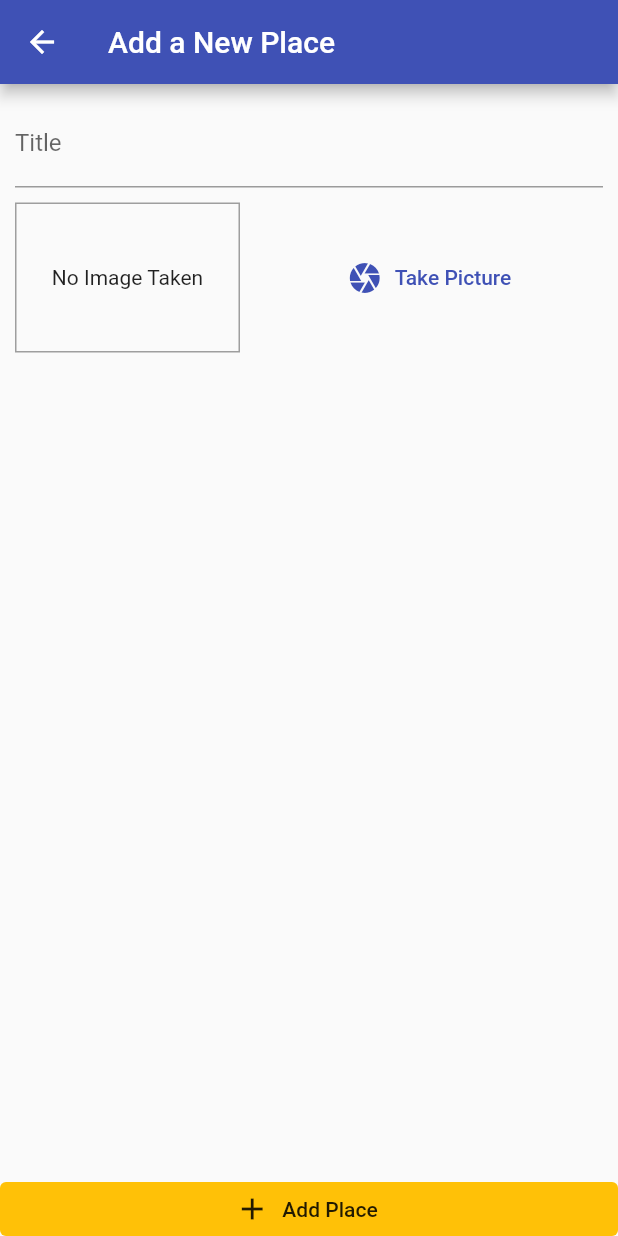
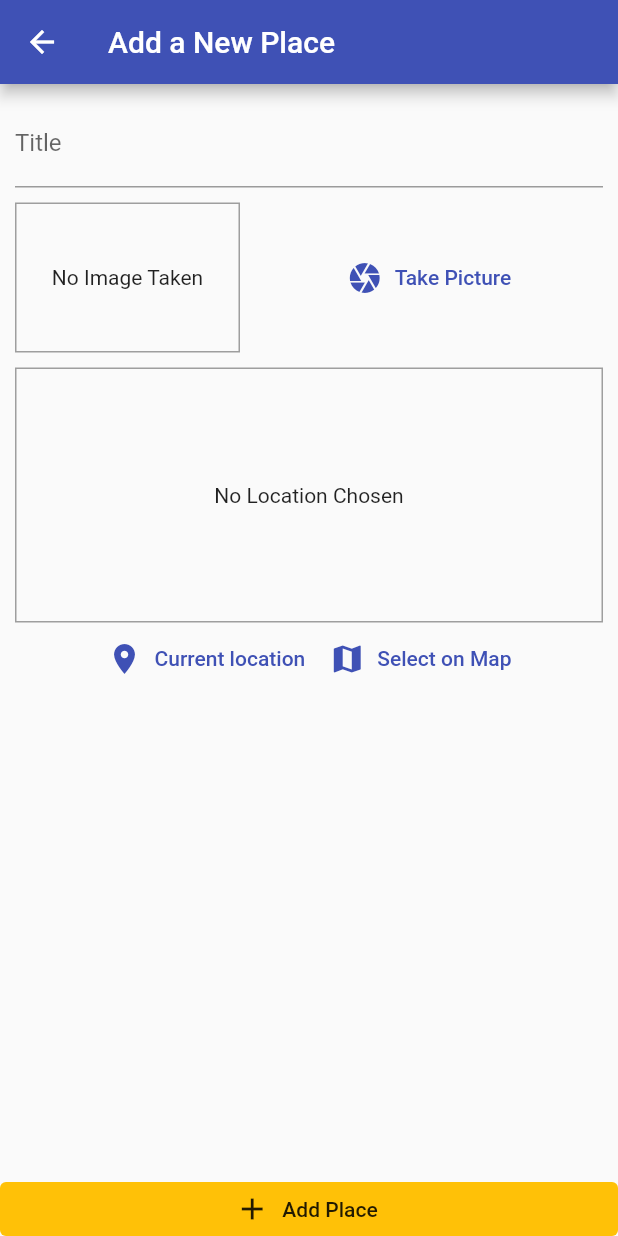
Before and after one commit to 0xThomas3000/nice-places, a Flutter app: the AddPlaceScreen screen opened by its route, on a phone screen of 412 x 824 dp. Run offline on Flutter 3.47's test engine with Material 2 defaults, Android fonts, the light colour scheme and no system bars; our stand-ins replace image_picker, sqflite; accounts and stored records are empty.

Commit message:
Adding a location input

```diff
--- a/lib/screens/add_place_screen.dart
+++ b/lib/screens/add_place_screen.dart
@@ -3,6 +3,7 @@
 import 'package:provider/provider.dart';
 import '../widgets/image_input.dart';
 import '../providers/nice_places.dart';
+import '../widgets/location_input.dart';
 
 class AddPlaceScreen extends StatefulWidget {
   static const routeName = '/add-place';
@@ -51,6 +52,10 @@
                       height: 10,
                     ),
                     ImageInput(_selectImage),
+                    const SizedBox(
+                      height: 10,
+                    ),
+                    LocationInput(),
                   ],
                 ),
               ),
--- /dev/null
+++ b/lib/widgets/location_input.dart
@@ -0,0 +1,66 @@
+import 'package:flutter/material.dart';
+
+class LocationInput extends StatefulWidget {
+  @override
+  _LocationInputState createState() => _LocationInputState();
+}
+
+class _LocationInputState extends State<LocationInput> {
+  String? _previewImageUrl;
+
+  @override
+  Widget build(BuildContext context) {
+    return Column(
+      children: <Widget>[
+        Container(
+          height: 170,
+          width: double.infinity,
+          alignment: Alignment.center,
+          decoration: BoxDecoration(
+            border: Border.all(
+              width: 1,
+              color: Colors.grey,
+            ),
+          ),
+          child: _previewImageUrl == null
+              ? const Text(
+                  'No Location Chosen',
+                  textAlign: TextAlign.center,
+                )
+              : Image.network(
+                  _previewImageUrl.toString(),
+                  fit: BoxFit.cover,
+                  width: double.infinity,
+                ),
+        ),
+        Row(
+          mainAxisAlignment: MainAxisAlignment.center,
+          children: <Widget>[
+            TextButton.icon(
+              icon: const Icon(
+                Icons.location_on,
+              ),
+              label: const Text('Current location'),
+              style: ButtonStyle(
+                foregroundColor: MaterialStateProperty.all(
+                    Theme.of(context).colorScheme.primary),
+              ),
+              onPressed: () {},
+            ),
+            TextButton.icon(
+              icon: const Icon(
+                Icons.map,
+              ),
+              label: const Text('Select on Map'),
+              style: ButtonStyle(
+                foregroundColor: MaterialStateProperty.all(
+                    Theme.of(context).colorScheme.primary),
+              ),
+              onPressed: () {},
+            ),
+          ],
+        ),
+      ],
+    );
+  }
+}
```
Also changed, not shown: 3 other files.
